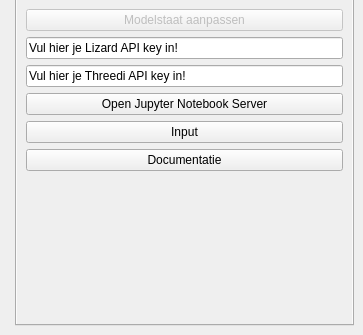
First picture: the form in hhnk_threedi_plugin/hhnk_toolbox_dockwidget_base.ui, repository threedi/hhnk-threedi-plugin, before the edit; both pictures show x 0 to 363 and y 157 to 492 of the 363 by 492 pixel window.
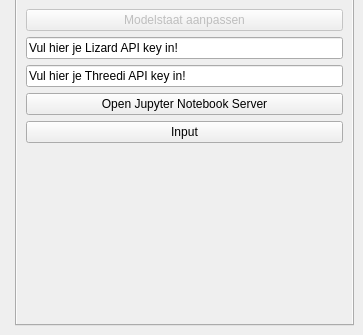
Second picture: the form after the edit. Custom widgets are drawn as their Qt base class.

What changed in the file:
```diff
--- a/hhnk_threedi_plugin/hhnk_toolbox_dockwidget_base.ui
+++ b/hhnk_threedi_plugin/hhnk_toolbox_dockwidget_base.ui
@@ -283,13 +283,6 @@
           </property>
          </widget>
         </item>
-        <item>
-         <widget class="QPushButton" name="documentatie_button">
-          <property name="text">
-           <string>Documentatie</string>
-          </property>
-         </widget>
-        </item>
         <item>
          <spacer name="verticalSpacer_5">
           <property name="orientation">
```
Left out of the diff: 7 changed lines with no effect on the pictures.
